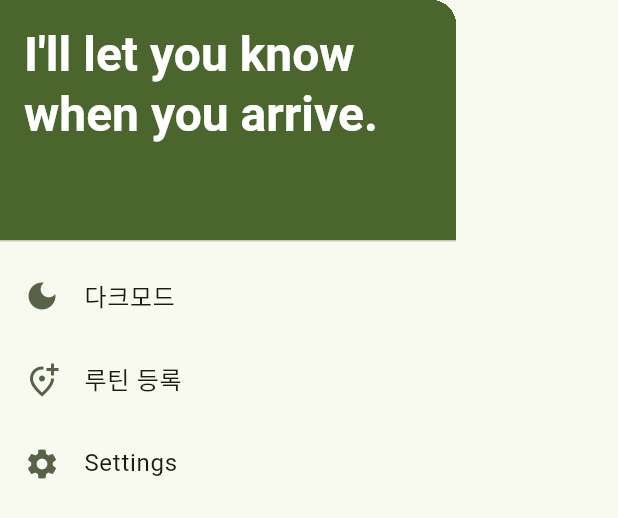
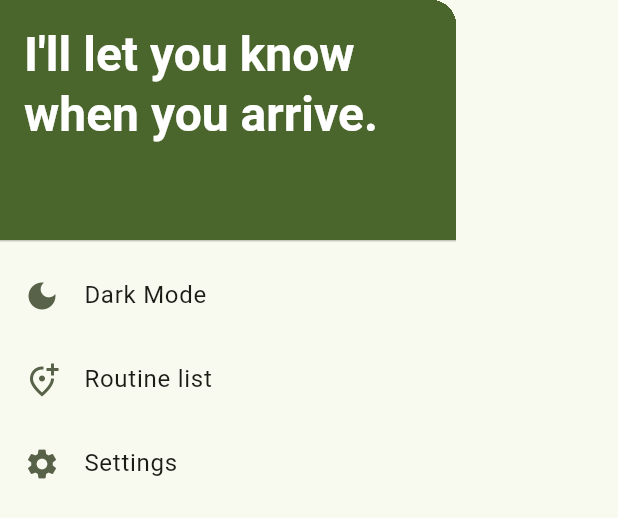
Before and after one commit to pedro1798/space-alarm, a Flutter app: the HomeDrawer widget shown alone on an empty page, opened directly, on a phone screen of 412 x 824 dp. Shown: the top 518 px of the screen. Run offline on Flutter 3.47's test engine with Material 3 defaults, Android fonts, the phone set to English and light mode, and no system bars; our stand-ins replace get, native_geofence, permission_handler; missing offline and left inert: a package; Roboto replaces fonts that are missing (NanumGothic).

Commit message:
change drawer widget

```diff
--- a/lib/pages/drawer/home_drawer.dart
+++ b/lib/pages/drawer/home_drawer.dart
@@ -35,7 +35,7 @@ class HomeDrawer extends StatelessWidget {
           ListTile(
             leading: Icon(Icons.dark_mode, color: colorScheme.secondary),
             title: Text(
-              '다크모드',
+              'Dark Mode',
               style: textTheme.bodyLarge?.copyWith(
                 color: colorScheme.onSurface, // 배경에 대비되는 텍스트 색상
               ),
@@ -48,7 +48,7 @@ class HomeDrawer extends StatelessWidget {
               color: colorScheme.secondary,
             ),
             title: Text(
-              '루틴 등록',
+              'Routine list',
               style: textTheme.bodyLarge?.copyWith(
                 color: colorScheme.onSurface,
               ),
```
